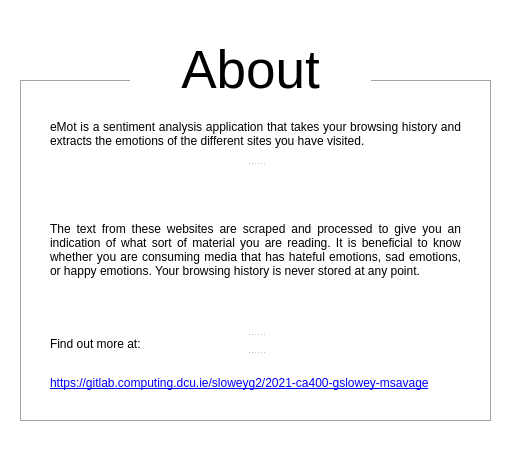
Before: the Qt Designer form src/pyqt/uiFiles/about_window.ui in gerardpslowey/eMot, drawn with Qt 5.
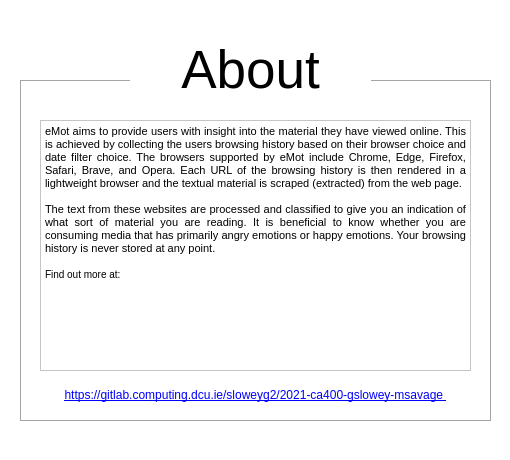
After: the same form once the commit is applied. Icons and pictures are not drawn.

Commit message: changing the text on the about me page

```diff
--- a/src/pyqt/uiFiles/about_window.ui
+++ b/src/pyqt/uiFiles/about_window.ui
@@ -71,107 +71,68 @@
     <string/>
    </property>
   </widget>
-  <widget class="QSplitter" name="splitter">
+  <widget class="QTextEdit" name="textEdit">
    <property name="geometry">
     <rect>
-     <x>50</x>
+     <x>40</x>
      <y>120</y>
-     <width>411</width>
-     <height>291</height>
+     <width>431</width>
+     <height>251</height>
     </rect>
    </property>
-   <property name="orientation">
-    <enum>Qt::Vertical</enum>
-   </property>
-   <widget class="QLabel" name="aboutText_2">
-    <property name="sizePolicy">
-     <sizepolicy hsizetype="Preferred" vsizetype="Preferred">
-      <horstretch>0</horstretch>
-      <verstretch>0</verstretch>
-     </sizepolicy>
-    </property>
-    <property name="font">
-     <font>
-      <pointsize>9</pointsize>
-     </font>
-    </property>
-    <property name="text">
-     <string>eMot is a sentiment analysis application that takes your browsing history and extracts the emotions of the different sites you have visited.  </string>
-    </property>
-    <property name="alignment">
-     <set>Qt::AlignJustify|Qt::AlignTop</set>
-    </property>
-    <property name="wordWrap">
+   <property name="readOnly">
      <bool>true</bool>
     </property>
-    <property name="openExternalLinks">
-     <bool>false</bool>
+   <property name="html">
+    <string>&lt;!DOCTYPE HTML PUBLIC &quot;-//W3C//DTD HTML 4.0//EN&quot; &quot;http://www.w3.org/TR/REC-html40/strict.dtd&quot;&gt;
+&lt;html&gt;&lt;head&gt;&lt;meta name=&quot;qrichtext&quot; content=&quot;1&quot; /&gt;&lt;style type=&quot;text/css&quot;&gt;
+p, li { white-space: pre-wrap; }
+&lt;/style&gt;&lt;/head&gt;&lt;body style=&quot; font-family:'MS Shell Dlg 2'; font-size:7.8pt; font-weight:400; font-style:normal;&quot;&gt;
+&lt;p align=&quot;justify&quot; style=&quot; margin-top:0px; margin-bottom:0px; margin-left:0px; margin-right:0px; -qt-block-indent:0; text-indent:0px;&quot;&gt;&lt;span style=&quot; font-size:8pt;&quot;&gt;eMot aims to provide users with insight into the material they have viewed online. This is achieved by collecting the users browsing history based on their browser choice and date filter choice. The browsers supported by eMot include Chrome, Edge, Firefox, Safari, Brave, and Opera. Each URL of the browsing history is then rendered in a lightweight browser and the textual material is scraped (extracted) from the web page. &lt;/span&gt;&lt;/p&gt;
+&lt;p align=&quot;justify&quot; style=&quot;-qt-paragraph-type:empty; margin-top:0px; margin-bottom:0px; margin-left:0px; margin-right:0px; -qt-block-indent:0; text-indent:0px; font-size:8pt;&quot;&gt;&lt;br /&gt;&lt;/p&gt;
+&lt;p align=&quot;justify&quot; style=&quot; margin-top:0px; margin-bottom:0px; margin-left:0px; margin-right:0px; -qt-block-indent:0; text-indent:0px;&quot;&gt;&lt;span style=&quot; font-size:8pt;&quot;&gt;The text from these websites are processed and classified to give you an indication of what sort of material you are reading. It is beneficial to know whether you are consuming media that has primarily angry emotions or happy emotions. Your browsing history is never stored at any point.&lt;/span&gt;&lt;/p&gt;
+&lt;p align=&quot;justify&quot; style=&quot;-qt-paragraph-type:empty; margin-top:0px; margin-bottom:0px; margin-left:0px; margin-right:0px; -qt-block-indent:0; text-indent:0px; font-size:8pt;&quot;&gt;&lt;br /&gt;&lt;/p&gt;
+&lt;p style=&quot; margin-top:0px; margin-bottom:0px; margin-left:0px; margin-right:0px; -qt-block-indent:0; text-indent:0px;&quot;&gt;Find out more at: &lt;/p&gt;&lt;/body&gt;&lt;/html&gt;</string>
     </property>
    </widget>
    <widget class="QLabel" name="label">
-    <property name="sizePolicy">
-     <sizepolicy hsizetype="Preferred" vsizetype="Preferred">
-      <horstretch>0</horstretch>
-      <verstretch>1</verstretch>
-     </sizepolicy>
-    </property>
-    <property name="font">
-     <font>
-      <pointsize>9</pointsize>
-     </font>
-    </property>
-    <property name="text">
-     <string>The text from these websites are scraped and processed to give you an indication of what sort of material you are reading. It is beneficial to know whether you are consuming media that has hateful emotions, sad emotions, or happy emotions. Your browsing history is never stored at any point.  </string>
-    </property>
-    <property name="alignment">
-     <set>Qt::AlignJustify|Qt::AlignVCenter</set>
-    </property>
-    <property name="wordWrap">
-     <bool>true</bool>
-    </property>
-   </widget>
-   <widget class="QLabel" name="label_2">
-    <property name="sizePolicy">
-     <sizepolicy hsizetype="Preferred" vsizetype="Preferred">
-      <horstretch>0</horstretch>
-      <verstretch>0</verstretch>
-     </sizepolicy>
-    </property>
-    <property name="font">
-     <font>
-      <pointsize>9</pointsize>
-     </font>
-    </property>
-    <property name="text">
-     <string>Find out more at:</string>
-    </property>
-   </widget>
-   <widget class="QLabel" name="gitlabLink_2">
-    <property name="font">
-     <font>
-      <pointsize>9</pointsize>
-     </font>
+   <property name="geometry">
+    <rect>
+     <x>40</x>
+     <y>380</y>
+     <width>431</width>
+     <height>31</height>
+    </rect>
+   </property>
+   <property name="cursor">
+    <cursorShape>PointingHandCursor</cursorShape>
+   </property>
+   <property name="statusTip">
+    <string>Open gitlab repository</string>
     </property>
     <property name="styleSheet">
-     <string notr="true">background-color: rgb(255, 255, 255);</string>
+    <string notr="true">color: rgb(0, 0, 255);</string>
+   </property>
+   <property name="frameShape">
+    <enum>QFrame::NoFrame</enum>
     </property>
     <property name="text">
-     <string>&lt;html&gt;&lt;head/&gt;&lt;body&gt;&lt;p align=&quot;justify&quot;&gt;&lt;a href=&quot;https://gitlab.computing.dcu.ie/sloweyg2/2021-ca400-gslowey-msavage&quot;&gt;&lt;span style=&quot; text-decoration: underline; color:#0000ff;&quot;&gt;https://gitlab.computing.dcu.ie/sloweyg2/2021-ca400-gslowey-msavage&lt;/span&gt;&lt;/a&gt;&lt;/p&gt;&lt;/body&gt;&lt;/html&gt;</string>
+    <string>&lt;a href=&quot;https://gitlab.computing.dcu.ie/sloweyg2/2021-ca400-gslowey-msavage&quot;&gt; https://gitlab.computing.dcu.ie/sloweyg2/2021-ca400-gslowey-msavage &lt;/a&gt;</string>
     </property>
     <property name="alignment">
      <set>Qt::AlignCenter</set>
     </property>
     <property name="wordWrap">
-     <bool>true</bool>
+    <bool>false</bool>
     </property>
     <property name="openExternalLinks">
      <bool>true</bool>
     </property>
-   </widget>
   </widget>
   <zorder>emptyBox_3</zorder>
-  <zorder>splitter</zorder>
   <zorder>emotHeader_2</zorder>
+  <zorder>textEdit</zorder>
+  <zorder>label</zorder>
  </widget>
  <resources>
   <include location="../resources/resource.qrc"/>
```
Lines whose indentation alone changed are shown as unchanged. The commit also changes 2 other files.
